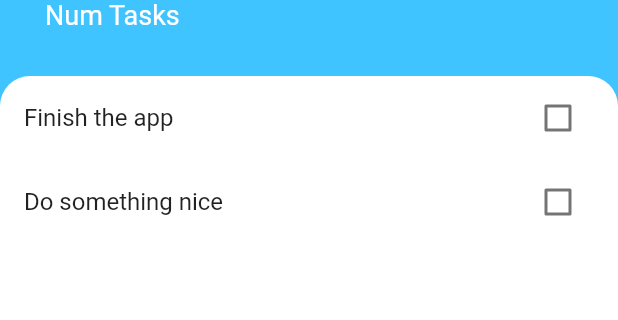
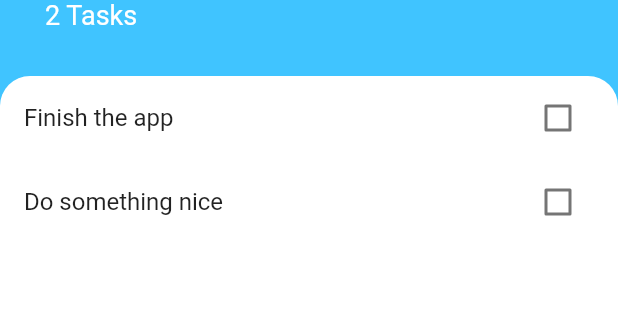
Before and after one commit to Lallivero/Todoey, a Flutter app: the screen it shows after launch, on a phone screen of 412 x 824 dp, the part 269-589 px from its top. Run offline on Flutter 3.47's test engine with Material 2 defaults, Android fonts, the phone set to English and light mode, and no system bars.

Commit message:
fully implemented

```diff
--- a/lib/screens/tasks_screen.dart
+++ b/lib/screens/tasks_screen.dart
@@ -1,8 +1,25 @@
 import 'package:flutter/material.dart';
+import 'package:todoey/models/task.dart';
 import 'package:todoey/screens/add_task_screen.dart';
 import 'package:todoey/widgets/tasks_list.dart';
 
-class TasksScreen extends StatelessWidget {
+class TasksScreen extends StatefulWidget {
+  const TasksScreen({Key? key}) : super(key: key);
+
+  @override
+  _TasksScreenState createState() => _TasksScreenState();
+}
+
+class _TasksScreenState extends State<TasksScreen> {
+  List<Task> tasks = [
+    Task(name: "Finish the app"),
+    Task(name: "Do something nice")
+  ];
+
+  // void addTask() {
+  //   tasks.add(Task(name: taskName, isDone: isDone));
+  // }
+
   @override
   Widget build(BuildContext context) {
     return Scaffold(
@@ -23,7 +40,16 @@ class TasksScreen extends StatelessWidget {
                           bottom: MediaQuery.of(context)
                               .viewInsets
                               .bottom),
-                      child: AddTaskScreen(),
+                      child: AddTaskScreen(
+                        addTask: (newTaskTitle) {
+                          setState(() {
+                            tasks.add(Task(
+                              name: newTaskTitle,
+                              isDone: false,
+                            ));
+                          });
+                        },
+                      ),
                     ),
                   ));
         },
@@ -37,8 +63,8 @@ class TasksScreen extends StatelessWidget {
             child: Column(
               crossAxisAlignment: CrossAxisAlignment.start,
               // mainAxisAlignment: MainAxisAlignment.spaceEvenly,
-              children: const [
-                CircleAvatar(
+              children: [
+                const CircleAvatar(
                   backgroundColor: Colors.white,
                   radius: 25.0,
                   child: Icon(
@@ -47,10 +73,10 @@ class TasksScreen extends StatelessWidget {
                     color: Colors.lightBlueAccent,
                   ),
                 ),
-                SizedBox(
+                const SizedBox(
                   height: 10.0,
                 ),
-                Text(
+                const Text(
                   'Todoey',
                   style: TextStyle(
                     color: Colors.white,
@@ -59,8 +85,8 @@ class TasksScreen extends StatelessWidget {
                   ),
                 ),
                 Text(
-                  'Num Tasks',
-                  style: TextStyle(
+                  "${tasks.length} Tasks",
+                  style: const TextStyle(
                     color: Colors.white,
                     fontSize: 18,
                   ),
@@ -77,7 +103,9 @@ class TasksScreen extends StatelessWidget {
                   topRight: Radius.circular(20.0),
                 ),
               ),
-              child: TasksList(),
+              child: TasksList(
+                tasks: tasks,
+              ),
             ),
           ),
         ],
--- a/lib/widgets/tasks_list.dart
+++ b/lib/widgets/tasks_list.dart
@@ -3,31 +3,29 @@ import 'package:todoey/models/task.dart';
 import 'package:todoey/widgets/task_tile.dart';
 
 class TasksList extends StatefulWidget {
-  const TasksList({Key? key}) : super(key: key);
+  const TasksList({Key? key, required this.tasks}) : super(key: key);
+  final List<Task> tasks;
 
   @override
-  _TasksListState createState() => _TasksListState();
+  State<TasksList> createState() => _TasksListState();
 }
 
 class _TasksListState extends State<TasksList> {
-  List<Task> tasks = [
-    Task(name: "Finish the app"),
-    Task(name: "Do something nice")
-  ];
   @override
   Widget build(BuildContext context) {
     return ListView.builder(
       itemBuilder: (context, index) {
         return TaskTile(
-            taskTitle: tasks[index].name,
-            isChecked: tasks[index].isDone,
-            checkboxCallback: (bool? checkboxState) {
-              setState(() {
-                tasks[index].toggleDone();
-              });
+          taskTitle: widget.tasks[index].name,
+          isChecked: widget.tasks[index].isDone,
+          checkboxCallback: (bool? checkboxState) {
+            setState(() {
+              widget.tasks[index].toggleDone();
             });
+          },
+        );
       },
-      itemCount: tasks.length,
+      itemCount: widget.tasks.length,
     );
   }
 }
```
Also changed, not shown: lib/screens/add_task_screen.dart (+12 -4 lines).
